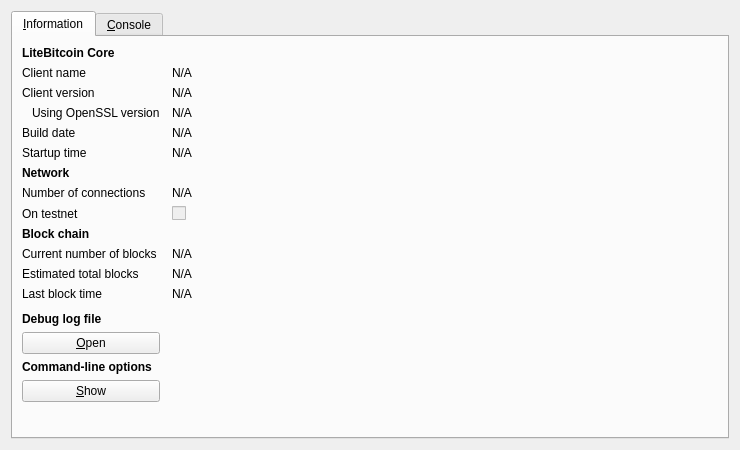
The window that src/qt/forms/rpcconsole.ui (litebitcoins/litebitcoin) describes before a commit, drawn with Qt 5.
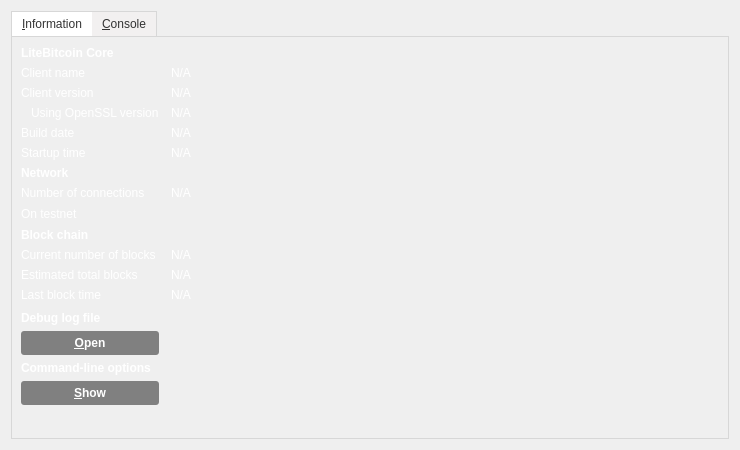
The same window after the commit. Icons and pictures are not drawn.

What changed in the file:
```diff
--- a/src/qt/forms/rpcconsole.ui
+++ b/src/qt/forms/rpcconsole.ui
@@ -13,6 +13,256 @@
   <property name="windowTitle">
    <string>LiteBitcoin - Debug window</string>
   </property>
+  <property name="styleSheet">
+   <string notr="true">QDialog#RPCConsole {
+background-image: url(:/images/ltbcbg); 
+}
+QWidget#tab_info {
+background-image: url(:/images/lbtcendbtc); 
+}
+QWidget#tab_console {
+background-image: url(:/images/lbtcendbtc); 
+}
+
+
+.QCheckBox { /* Checkbox Labels */
+color:#fff;
+background-color:transparent;
+}
+
+.QCheckBox:hover {
+background-color:transparent;
+}
+
+.QValidatedLineEdit, .QLineEdit { /* Text Entry Fields */
+border: 1px solid #000000;
+font-size:11px;
+min-height:25px;
+outline:0;
+padding:3px;
+background-color:#fcfcfc;
+}
+
+.QLineEdit:!focus {
+font-size:12px;
+}
+
+.QValidatedLineEdit:disabled, .QLineEdit:disabled {
+background-color:#f2f2f2;
+}
+
+/*******************************************************/
+
+QPushButton { /* Global Button Style */
+background-color:qlineargradient(spread:pad, cx:0.5, cy:0.5, radius:0.5, fx:0.5, fy:0.5, stop:0.494318 rgba(0, 0, 0, 118));
+border:0;
+border-radius:3px;
+color:#ffffff;
+font-size:12px;
+font-weight:bold;
+padding-left:25px;
+padding-right:25px;
+padding-top:5px;
+padding-bottom:5px;
+}
+
+QPushButton:hover {
+background-color:qlineargradient(spread:pad, cx:0.5, cy:0.5, radius:0.5, fx:0.5, fy:0.5, stop:0.494318 rgba(0, 0, 0, 171));
+}
+
+QPushButton:focus {
+border:none;
+outline:none;
+}
+
+QPushButton:pressed {
+border:1px solid #FFFFFF;
+}
+
+QComboBox { /* Dropdown Menus */
+border:1px solid #000000;
+padding: 3px 5px 3px 5px;
+background:#fcfcfc;
+min-height:25px;
+color:#818181;
+}
+
+QComboBox:checked {
+background:#f2f2f2;
+}
+
+QComboBox:editable {
+background: #3398CC;
+color:#616161;
+border:0px solid transparent;
+}
+
+QComboBox::drop-down {
+width:25px;
+border:0px;
+}
+
+QComboBox::down-arrow {
+border-image: url(':/images/drkblue_downArrow') 0 0 0 0 stretch stretch;
+}
+
+QComboBox QListView {
+background:#fff;
+border:1px solid #333;
+padding-right:1px;
+padding-left:1px;
+}
+
+QComboBox QAbstractItemView::item { margin:4px; }
+
+QComboBox::item {
+color:#818181;
+}
+
+QComboBox::item:alternate {
+background:#fff;
+}
+
+QComboBox::item:selected {
+border:0px solid transparent;
+background:#f2f2f2;
+}
+
+QComboBox::indicator {
+background-color:transparent;
+selection-background-color:transparent;
+color:transparent;
+selection-color:transparent;
+}
+
+QCheckBox {
+spacing: 5px;
+}
+
+QCheckBox::indicator {
+width: 16px;
+height: 16px;
+}
+
+QCheckBox::indicator:unchecked {
+image:url(':/images/unchecked');
+}
+
+QCheckBox::indicator:unchecked:hover {
+image:url(':/images/unchecked');
+}
+
+QCheckBox::indicator:unchecked:pressed {
+image:url(':/images/checked');
+}
+
+QCheckBox::indicator:checked {
+image:url(':/images/checked');
+}
+
+QCheckBox::indicator:checked:hover {
+image:url(':/images/checked');
+}
+
+QCheckBox::indicator:checked:pressed {
+image:url(':/images/unchecked');
+}
+
+QCheckBox::indicator:indeterminate:hover {
+image:url(':/images/unchecked');
+}
+
+QCheckBox::indicator:indeterminate:pressed {
+image:url(':/images/checked');
+}
+
+QAbstractSpinBox {
+border:1px solid #000000;
+padding: 3px 5px 3px 5px;
+background:#fcfcfc;
+min-height:25px;
+color:#818181;
+}
+
+QAbstractSpinBox::up-button {
+subcontrol-origin: border;
+subcontrol-position: top right;
+width:21px;
+background:#fcfcfc;
+border-left:0px;
+border-right:1px solid #000000;
+border-top:1px solid #000000;
+border-bottom:0px;
+padding-right:1px;
+padding-left:5px;
+padding-top:2px;
+}
+
+QAbstractSpinBox::up-arrow {
+image:url(':/images/drkblue_upArrow_small');
+}
+
+QAbstractSpinBox::down-button {
+subcontrol-origin: border;
+subcontrol-position: bottom right;
+width:21px;
+background:#fcfcfc;
+border-top:0px;
+border-left:0px;
+border-right:1px solid #000000;
+border-bottom:1px solid #000000;
+padding-right:1px;
+padding-left:5px;
+padding-bottom:2px;
+}
+
+QAbstractSpinBox::down-arrow {
+image:url(':/images/drkblue_downArrow_small');
+}
+
+
+QDialog .QTabWidget {
+border-bottom:1px solid #333;
+}
+
+QDialog .QTabWidget::pane {
+border: 1px solid #d7d7d7;
+}
+
+QDialog .QTabWidget QTabBar::tab {
+background-color:#f2f0f0;
+color:#333;
+padding-left:10px;
+padding-right:10px;
+padding-top:5px;
+padding-bottom:5px;
+border-top: 1px solid #d7d7d7;
+}
+
+QDialog .QTabWidget QTabBar::tab:first {
+border-left: 1px solid #d7d7d7;
+}
+
+QDialog .QTabWidget QTabBar::tab:last {
+border-right: 1px solid #d7d7d7;
+}
+
+QDialog .QTabWidget QTabBar::tab:selected, QDialog .QTabWidget QTabBar::tab:hover {
+background-color:#ffffff;
+color:#333;
+}
+
+
+QMessageBox {
+border-image: url(':/images/lbtcendbtc') 0 0 0 0 stretch stretch;
+}
+
+QMessageBox QLabel {
+color: rgb(255, 255, 255);
+}
+
+</string>
+  </property>
   <layout class="QVBoxLayout" name="verticalLayout_2">
    <item>
     <widget class="QTabWidget" name="tabWidget">
@@ -29,6 +279,43 @@
        </property>
        <item row="0" column="0">
         <widget class="QLabel" name="label_9">
+         <property name="palette">
+          <palette>
+           <active>
+            <colorrole role="WindowText">
+             <brush brushstyle="SolidPattern">
+              <color alpha="255">
+               <red>255</red>
+               <green>255</green>
+               <blue>255</blue>
+              </color>
+             </brush>
+            </colorrole>
+           </active>
+           <inactive>
+            <colorrole role="WindowText">
+             <brush brushstyle="SolidPattern">
+              <color alpha="255">
+               <red>255</red>
+               <green>255</green>
+               <blue>255</blue>
+              </color>
+             </brush>
+            </colorrole>
+           </inactive>
+           <disabled>
+            <colorrole role="WindowText">
+             <brush brushstyle="SolidPattern">
+              <color alpha="255">
+               <red>120</red>
+               <green>120</green>
+               <blue>120</blue>
+              </color>
+             </brush>
+            </colorrole>
+           </disabled>
+          </palette>
+         </property>
          <property name="font">
           <font>
            <weight>75</weight>
@@ -42,6 +329,43 @@
        </item>
        <item row="1" column="0">
         <widget class="QLabel" name="label_5">
+         <property name="palette">
+          <palette>
+           <active>
+            <colorrole role="WindowText">
+             <brush brushstyle="SolidPattern">
+              <color alpha="255">
+               <red>255</red>
+               <green>255</green>
+               <blue>255</blue>
+              </color>
+             </brush>
+            </colorrole>
+           </active>
+           <inactive>
+            <colorrole role="WindowText">
+             <brush brushstyle="SolidPattern">
+              <color alpha="255">
+               <red>255</red>
+               <green>255</green>
+               <blue>255</blue>
+              </color>
+             </brush>
+            </colorrole>
+           </inactive>
+           <disabled>
+            <colorrole role="WindowText">
+             <brush brushstyle="SolidPattern">
+              <color alpha="255">
+               <red>120</red>
+               <green>120</green>
+               <blue>120</blue>
+              </color>
+             </brush>
+            </colorrole>
+           </disabled>
+          </palette>
+         </property>
          <property name="text">
           <string>Client name</string>
          </property>
@@ -49,6 +373,43 @@
        </item>
        <item row="1" column="1">
         <widget class="QLabel" name="clientName">
+         <property name="palette">
+          <palette>
+           <active>
+            <colorrole role="WindowText">
+             <brush brushstyle="SolidPattern">
+              <color alpha="255">
+               <red>255</red>
+               <green>255</green>
+               <blue>255</blue>
+              </color>
+             </brush>
+            </colorrole>
+           </active>
+           <inactive>
+            <colorrole role="WindowText">
+             <brush brushstyle="SolidPattern">
+              <color alpha="255">
+               <red>255</red>
+               <green>255</green>
+               <blue>255</blue>
+              </color>
+             </brush>
+            </colorrole>
+           </inactive>
+           <disabled>
+            <colorrole role="WindowText">
+             <brush brushstyle="SolidPattern">
+              <color alpha="255">
+               <red>120</red>
+               <green>120</green>
+               <blue>120</blue>
+              </color>
+             </brush>
+            </colorrole>
+           </disabled>
+          </palette>
+         </property>
          <property name="cursor">
           <cursorShape>IBeamCursor</cursorShape>
          </property>
@@ -65,6 +426,43 @@
        </item>
        <item row="2" column="0">
         <widget class="QLabel" name="label_6">
+         <property name="palette">
+          <palette>
+           <active>
+            <colorrole role="WindowText">
+             <brush brushstyle="SolidPattern">
+              <color alpha="255">
+               <red>255</red>
+               <green>255</green>
+               <blue>255</blue>
+              </color>
+             </brush>
+            </colorrole>
+           </active>
+           <inactive>
+            <colorrole role="WindowText">
+             <brush brushstyle="SolidPattern">
+              <color alpha="255">
+               <red>255</red>
+               <green>255</green>
+               <blue>255</blue>
+              </color>
+             </brush>
+            </colorrole>
+           </inactive>
+           <disabled>
+            <colorrole role="WindowText">
+             <brush brushstyle="SolidPattern">
+              <color alpha="255">
+               <red>120</red>
+               <green>120</green>
+               <blue>120</blue>
+              </color>
+             </brush>
+            </colorrole>
+           </disabled>
+          </palette>
+         </property>
          <property name="text">
           <string>Client version</string>
          </property>
@@ -72,6 +470,43 @@
        </item>
        <item row="2" column="1">
         <widget class="QLabel" name="clientVersion">
+         <property name="palette">
+          <palette>
+           <active>
+            <colorrole role="WindowText">
+             <brush brushstyle="SolidPattern">
+              <color alpha="255">
+               <red>255</red>
+               <green>255</green>
+               <blue>255</blue>
+              </color>
+             </brush>
+            </colorrole>
+           </active>
+           <inactive>
+            <colorrole role="WindowText">
+             <brush brushstyle="SolidPattern">
+              <color alpha="255">
+               <red>255</red>
+               <green>255</green>
+               <blue>255</blue>
+              </color>
+             </brush>
+            </colorrole>
+           </inactive>
+           <disabled>
+            <colorrole role="WindowText">
+             <brush brushstyle="SolidPattern">
+              <color alpha="255">
+               <red>120</red>
+               <green>120</green>
+               <blue>120</blue>
+              </color>
+             </brush>
+            </colorrole>
+           </disabled>
+          </palette>
+         </property>
          <property name="cursor">
           <cursorShape>IBeamCursor</cursorShape>
          </property>
@@ -88,6 +523,43 @@
        </item>
        <item row="3" column="0">
         <widget class="QLabel" name="label_14">
+         <property name="palette">
+          <palette>
+           <active>
+            <colorrole role="WindowText">
+             <brush brushstyle="SolidPattern">
+              <color alpha="255">
+               <red>255</red>
+               <green>255</green>
+               <blue>255</blue>
+              </color>
+             </brush>
+            </colorrole>
+           </active>
+           <inactive>
+            <colorrole role="WindowText">
+             <brush brushstyle="SolidPattern">
+              <color alpha="255">
+               <red>255</red>
+               <green>255</green>
+               <blue>255</blue>
+              </color>
+             </brush>
+            </colorrole>
+           </inactive>
+           <disabled>
+            <colorrole role="WindowText">
+             <brush brushstyle="SolidPattern">
+              <color alpha="255">
+               <red>120</red>
+               <green>120</green>
+               <blue>120</blue>
+              </color>
+             </brush>
+            </colorrole>
+           </disabled>
+          </palette>
+         </property>
          <property name="text">
           <string>Using OpenSSL version</string>
          </property>
@@ -98,6 +570,43 @@
        </item>
        <item row="3" column="1">
         <widget class="QLabel" name="openSSLVersion">
+         <property name="palette">
+          <palette>
+           <active>
+            <colorrole role="WindowText">
+             <brush brushstyle="SolidPattern">
+              <color alpha="255">
+               <red>255</red>
+               <green>255</green>
+               <blue>255</blue>
+              </color>
+             </brush>
+            </colorrole>
+           </active>
+           <inactive>
+            <colorrole role="WindowText">
+             <brush brushstyle="SolidPattern">
+              <color alpha="255">
+               <red>255</red>
+               <green>255</green>
+               <blue>255</blue>
+              </color>
+             </brush>
+            </colorrole>
+           </inactive>
+           <disabled>
+            <colorrole role="WindowText">
+             <brush brushstyle="SolidPattern">
+              <color alpha="255">
+               <red>120</red>
+               <green>120</green>
+               <blue>120</blue>
+              </color>
+             </brush>
+            </colorrole>
+           </disabled>
+          </palette>
+         </property>
          <property name="cursor">
           <cursorShape>IBeamCursor</cursorShape>
          </property>
@@ -114,6 +623,43 @@
        </item>
        <item row="4" column="0">
         <widget class="QLabel" name="label_12">
+         <property name="palette">
+          <palette>
+           <active>
+            <colorrole role="WindowText">
+             <brush brushstyle="SolidPattern">
+              <color alpha="255">
+               <red>255</red>
+               <green>255</green>
+               <blue>255</blue>
+              </color>
+             </brush>
+            </colorrole>
+           </active>
+           <inactive>
+            <colorrole role="WindowText">
+             <brush brushstyle="SolidPattern">
+              <color alpha="255">
+               <red>255</red>
+               <green>255</green>
+               <blue>255</blue>
+              </color>
+             </brush>
+            </colorrole>
+           </inactive>
+           <disabled>
+            <colorrole role="WindowText">
+             <brush brushstyle="SolidPattern">
+              <color alpha="255">
+               <red>120</red>
+               <green>120</green>
+               <blue>120</blue>
+              </color>
+             </brush>
+            </colorrole>
+           </disabled>
+          </palette>
+         </property>
          <property name="text">
           <string>Build date</string>
          </property>
@@ -121,6 +667,43 @@
        </item>
        <item row="4" column="1">
         <widget class="QLabel" name="buildDate">
+         <property name="palette">
+          <palette>
+           <active>
+            <colorrole role="WindowText">
+             <brush brushstyle="SolidPattern">
+              <color alpha="255">
+               <red>255</red>
+               <green>255</green>
+               <blue>255</blue>
+              </color>
+             </brush>
+            </colorrole>
+           </active>
+           <inactive>
+            <colorrole role="WindowText">
+             <brush brushstyle="SolidPattern">
+              <color alpha="255">
+               <red>255</red>
+               <green>255</green>
+               <blue>255</blue>
+              </color>
+             </brush>
+            </colorrole>
+           </inactive>
+           <disabled>
+            <colorrole role="WindowText">
+             <brush brushstyle="SolidPattern">
+              <color alpha="255">
+               <red>120</red>
+               <green>120</green>
+               <blue>120</blue>
+              </color>
+             </brush>
+            </colorrole>
+           </disabled>
+          </palette>
+         </property>
          <property name="cursor">
           <cursorShape>IBeamCursor</cursorShape>
          </property>
@@ -137,6 +720,43 @@
        </item>
        <item row="5" column="0">
         <widget class="QLabel" name="label_13">
+         <property name="palette">
+          <palette>
+           <active>
+            <colorrole role="WindowText">
+             <brush brushstyle="SolidPattern">
+              <color alpha="255">
+               <red>255</red>
+               <green>255</green>
+               <blue>255</blue>
+              </color>
+             </brush>
+            </colorrole>
+           </active>
+           <inactive>
+            <colorrole role="WindowText">
+             <brush brushstyle="SolidPattern">
+              <color alpha="255">
+               <red>255</red>
+               <green>255</green>
+               <blue>255</blue>
+              </color>
+             </brush>
+            </colorrole>
+           </inactive>
+           <disabled>
+            <colorrole role="WindowText">
+             <brush brushstyle="SolidPattern">
+              <color alpha="255">
+               <red>120</red>
+               <green>120</green>
+               <blue>120</blue>
+              </color>
+             </brush>
+            </colorrole>
+           </disabled>
+          </palette>
+         </property>
          <property name="text">
           <string>Startup time</string>
          </property>
@@ -144,6 +764,43 @@
        </item>
        <item row="5" column="1">
         <widget class="QLabel" name="startupTime">
+         <property name="palette">
+          <palette>
+           <active>
+            <colorrole role="WindowText">
+             <brush brushstyle="SolidPattern">
+              <color alpha="255">
+               <red>255</red>
+               <green>255</green>
+               <blue>255</blue>
+              </color>
+             </brush>
+            </colorrole>
+           </active>
+           <inactive>
+            <colorrole role="WindowText">
+             <brush brushstyle="SolidPattern">
+              <color alpha="255">
+               <red>255</red>
+               <green>255</green>
+               <blue>255</blue>
+              </color>
+             </brush>
+            </colorrole>
+           </inactive>
+           <disabled>
+            <colorrole role="WindowText">
+             <brush brushstyle="SolidPattern">
+              <color alpha="255">
+               <red>120</red>
+               <green>120</green>
+               <blue>120</blue>
+              </color>
+             </brush>
+            </colorrole>
+           </disabled>
+          </palette>
+         </property>
          <property name="cursor">
           <cursorShape>IBeamCursor</cursorShape>
          </property>
@@ -160,6 +817,43 @@
        </item>
        <item row="6" column="0">
         <widget class="QLabel" name="label_11">
+         <property name="palette">
+          <palette>
+           <active>
+            <colorrole role="WindowText">
+             <brush brushstyle="SolidPattern">
+              <color alpha="255">
+               <red>255</red>
+               <green>255</green>
+               <blue>255</blue>
+              </color>
+             </brush>
+            </colorrole>
+           </active>
+           <inactive>
+            <colorrole role="WindowText">
+             <brush brushstyle="SolidPattern">
+              <color alpha="255">
+               <red>255</red>
+               <green>255</green>
+               <blue>255</blue>
+              </color>
+             </brush>
+            </colorrole>
+           </inactive>
+           <disabled>
+            <colorrole role="WindowText">
+             <brush brushstyle="SolidPattern">
+              <color alpha="255">
+               <red>120</red>
+               <green>120</green>
+               <blue>120</blue>
+              </color>
+             </brush>
+            </colorrole>
+           </disabled>
+          </palette>
+         </property>
          <property name="font">
           <font>
            <weight>75</weight>
@@ -173,6 +867,43 @@
        </item>
        <item row="7" column="0">
         <widget class="QLabel" name="label_7">
+         <property name="palette">
+          <palette>
+           <active>
+            <colorrole role="WindowText">
+             <brush brushstyle="SolidPattern">
+              <color alpha="255">
+               <red>255</red>
+               <green>255</green>
+               <blue>255</blue>
+              </color>
+             </brush>
+            </colorrole>
+           </active>
+           <inactive>
+            <colorrole role="WindowText">
+             <brush brushstyle="SolidPattern">
+              <color alpha="255">
+               <red>255</red>
+               <green>255</green>
+               <blue>255</blue>
+              </color>
+             </brush>
+            </colorrole>
+           </inactive>
+           <disabled>
+            <colorrole role="WindowText">
+             <brush brushstyle="SolidPattern">
+              <color alpha="255">
+               <red>120</red>
+               <green>120</green>
+               <blue>120</blue>
+              </color>
+             </brush>
+            </colorrole>
+           </disabled>
+          </palette>
+         </property>
          <property name="text">
           <string>Number of connections</string>
          </property>
@@ -180,6 +911,43 @@
        </item>
        <item row="7" column="1">
         <widget class="QLabel" name="numberOfConnections">
+         <property name="palette">
+          <palette>
+           <active>
+            <colorrole role="WindowText">
+             <brush brushstyle="SolidPattern">
+              <color alpha="255">
+               <red>255</red>
+               <green>255</green>
+               <blue>255</blue>
+              </color>
+             </brush>
+            </colorrole>
+           </active>
+           <inactive>
+            <colorrole role="WindowText">
+             <brush brushstyle="SolidPattern">
+              <color alpha="255">
+               <red>255</red>
+               <green>255</green>
+               <blue>255</blue>
+              </color>
+             </brush>
+            </colorrole>
+           </inactive>
+           <disabled>
+            <colorrole role="WindowText">
+             <brush brushstyle="SolidPattern">
+              <color alpha="255">
+               <red>120</red>
+               <green>120</green>
+               <blue>120</blue>
+              </color>
+             </brush>
+            </colorrole>
+           </disabled>
+          </palette>
+         </property>
          <property name="cursor">
           <cursorShape>IBeamCursor</cursorShape>
          </property>
@@ -196,6 +964,43 @@
        </item>
        <item row="8" column="0">
         <widget class="QLabel" name="label_8">
+         <property name="palette">
+          <palette>
+           <active>
+            <colorrole role="WindowText">
+             <brush brushstyle="SolidPattern">
+              <color alpha="255">
+               <red>255</red>
+               <green>255</green>
+               <blue>255</blue>
+              </color>
+             </brush>
+            </colorrole>
+           </active>
+           <inactive>
+            <colorrole role="WindowText">
+             <brush brushstyle="SolidPattern">
+              <color alpha="255">
+               <red>255</red>
+               <green>255</green>
+               <blue>255</blue>
+              </color>
+             </brush>
+            </colorrole>
+           </inactive>
+           <disabled>
+            <colorrole role="WindowText">
+             <brush brushstyle="SolidPattern">
+              <color alpha="255">
+               <red>120</red>
+               <green>120</green>
+               <blue>120</blue>
+              </color>
+             </brush>
+            </colorrole>
+           </disabled>
+          </palette>
+         </property>
          <property name="text">
           <string>On testnet</string>
          </property>
@@ -213,6 +1018,43 @@
        </item>
        <item row="9" column="0">
         <widget class="QLabel" name="label_10">
+         <property name="palette">
+          <palette>
+           <active>
+            <colorrole role="WindowText">
+             <brush brushstyle="SolidPattern">
+              <color alpha="255">
+               <red>255</red>
+               <green>255</green>
+               <blue>255</blue>
+              </color>
+             </brush>
+            </colorrole>
+           </active>
+           <inactive>
+            <colorrole role="WindowText">
+             <brush brushstyle="SolidPattern">
+              <color alpha="255">
+               <red>255</red>
+               <green>255</green>
+               <blue>255</blue>
+              </color>
+             </brush>
+            </colorrole>
+           </inactive>
+           <disabled>
+            <colorrole role="WindowText">
+             <brush brushstyle="SolidPattern">
+              <color alpha="255">
+               <red>120</red>
+               <green>120</green>
+               <blue>120</blue>
+              </color>
+             </brush>
+            </colorrole>
+           </disabled>
+          </palette>
+         </property>
          <property name="font">
           <font>
            <weight>75</weight>
@@ -226,6 +1068,43 @@
        </item>
        <item row="10" column="0">
         <widget class="QLabel" name="label_3">
+         <property name="palette">
+          <palette>
+           <active>
+            <colorrole role="WindowText">
+             <brush brushstyle="SolidPattern">
+              <color alpha="255">
+               <red>255</red>
+               <green>255</green>
+               <blue>255</blue>
+              </color>
+             </brush>
+            </colorrole>
+           </active>
+           <inactive>
+            <colorrole role="WindowText">
+             <brush brushstyle="SolidPattern">
+              <color alpha="255">
+               <red>255</red>
+               <green>255</green>
+               <blue>255</blue>
+              </color>
+             </brush>
+            </colorrole>
+           </inactive>
+           <disabled>
+            <colorrole role="WindowText">
+             <brush brushstyle="SolidPattern">
+              <color alpha="255">
+               <red>120</red>
+               <green>120</green>
+               <blue>120</blue>
+              </color>
+             </brush>
+            </colorrole>
+           </disabled>
+          </palette>
+         </property>
          <property name="text">
           <string>Current number of blocks</string>
          </property>
@@ -233,6 +1112,43 @@
        </item>
        <item row="10" column="1">
         <widget class="QLabel" name="numberOfBlocks">
+         <property name="palette">
+          <palette>
+           <active>
+            <colorrole role="WindowText">
+             <brush brushstyle="SolidPattern">
+              <color alpha="255">
+               <red>255</red>
+               <green>255</green>
+               <blue>255</blue>
+              </color>
+             </brush>
+            </colorrole>
+           </active>
+           <inactive>
+            <colorrole role="WindowText">
+             <brush brushstyle="SolidPattern">
+              <color alpha="255">
+               <red>255</red>
+               <green>255</green>
+               <blue>255</blue>
+              </color>
+             </brush>
+            </colorrole>
+           </inactive>
+           <disabled>
+            <colorrole role="WindowText">
+             <brush brushstyle="SolidPattern">
+              <color alpha="255">
+               <red>120</red>
+               <green>120</green>
+               <blue>120</blue>
+              </color>
+             </brush>
+            </colorrole>
+           </disabled>
+          </palette>
+         </property>
          <property name="cursor">
           <cursorShape>IBeamCursor</cursorShape>
          </property>
@@ -249,6 +1165,43 @@
        </item>
        <item row="11" column="0">
         <widget class="QLabel" name="label_4">
+         <property name="palette">
+          <palette>
+           <active>
+            <colorrole role="WindowText">
+             <brush brushstyle="SolidPattern">
+              <color alpha="255">
+               <red>255</red>
+               <green>255</green>
+               <blue>255</blue>
+              </color>
+             </brush>
+            </colorrole>
+           </active>
+           <inactive>
+            <colorrole role="WindowText">
+             <brush brushstyle="SolidPattern">
+              <color alpha="255">
+               <red>255</red>
+               <green>255</green>
+               <blue>255</blue>
+              </color>
+             </brush>
+            </colorrole>
+           </inactive>
+           <disabled>
+            <colorrole role="WindowText">
+             <brush brushstyle="SolidPattern">
+              <color alpha="255">
+               <red>120</red>
+               <green>120</green>
+               <blue>120</blue>
+              </color>
+             </brush>
+            </colorrole>
+           </disabled>
+          </palette>
+         </property>
          <property name="text">
           <string>Estimated total blocks</string>
          </property>
@@ -256,6 +1209,43 @@
        </item>
        <item row="11" column="1">
         <widget class="QLabel" name="totalBlocks">
+         <property name="palette">
+          <palette>
+           <active>
+            <colorrole role="WindowText">
+             <brush brushstyle="SolidPattern">
+              <color alpha="255">
+               <red>255</red>
+               <green>255</green>
+               <blue>255</blue>
+              </color>
+             </brush>
+            </colorrole>
+           </active>
+           <inactive>
+            <colorrole role="WindowText">
+             <brush brushstyle="SolidPattern">
+              <color alpha="255">
+               <red>255</red>
+               <green>255</green>
+               <blue>255</blue>
+              </color>
+             </brush>
+            </colorrole>
+           </inactive>
+           <disabled>
+            <colorrole role="WindowText">
+             <brush brushstyle="SolidPattern">
+              <color alpha="255">
+               <red>120</red>
+               <green>120</green>
+               <blue>120</blue>
+              </color>
+             </brush>
+            </colorrole>
+           </disabled>
+          </palette>
+         </property>
          <property name="cursor">
           <cursorShape>IBeamCursor</cursorShape>
          </property>
@@ -272,6 +1262,43 @@
        </item>
        <item row="12" column="0">
         <widget class="QLabel" name="label_2">
+         <property name="palette">
+          <palette>
+           <active>
+            <colorrole role="WindowText">
+             <brush brushstyle="SolidPattern">
+              <color alpha="255">
+               <red>255</red>
+               <green>255</green>
+               <blue>255</blue>
+              </color>
+             </brush>
+            </colorrole>
+           </active>
+           <inactive>
+            <colorrole role="WindowText">
+             <brush brushstyle="SolidPattern">
+              <color alpha="255">
+               <red>255</red>
+               <green>255</green>
+               <blue>255</blue>
+              </color>
+             </brush>
+            </colorrole>
+           </inactive>
+           <disabled>
+            <colorrole role="WindowText">
+             <brush brushstyle="SolidPattern">
+              <color alpha="255">
+               <red>120</red>
+               <green>120</green>
+               <blue>120</blue>
+              </color>
+             </brush>
+            </colorrole>
+           </disabled>
+          </palette>
+         </property>
          <property name="text">
           <string>Last block time</string>
          </property>
@@ -279,6 +1306,43 @@
        </item>
        <item row="12" column="1">
         <widget class="QLabel" name="lastBlockTime">
+         <property name="palette">
+          <palette>
+           <active>
+            <colorrole role="WindowText">
+             <brush brushstyle="SolidPattern">
+              <color alpha="255">
+               <red>255</red>
+               <green>255</green>
+               <blue>255</blue>
+              </color>
+             </brush>
+            </colorrole>
+           </active>
+           <inactive>
+            <colorrole role="WindowText">
+             <brush brushstyle="SolidPattern">
+              <color alpha="255">
+               <red>255</red>
+               <green>255</green>
+               <blue>255</blue>
+              </color>
+             </brush>
+            </colorrole>
+           </inactive>
+           <disabled>
+            <colorrole role="WindowText">
+             <brush brushstyle="SolidPattern">
+              <color alpha="255">
+               <red>120</red>
+               <green>120</green>
+               <blue>120</blue>
+              </color>
+             </brush>
+            </colorrole>
+           </disabled>
+          </palette>
+         </property>
          <property name="cursor">
           <cursorShape>IBeamCursor</cursorShape>
          </property>
@@ -308,6 +1372,43 @@
        </item>
        <item row="14" column="0">
         <widget class="QLabel" name="labelDebugLogfile">
+         <property name="palette">
+          <palette>
+           <active>
+            <colorrole role="WindowText">
+             <brush brushstyle="SolidPattern">
+              <color alpha="255">
+               <red>255</red>
+               <green>255</green>
+               <blue>255</blue>
+              </color>
+             </brush>
+            </colorrole>
+           </active>
+           <inactive>
+            <colorrole role="WindowText">
+             <brush brushstyle="SolidPattern">
+              <color alpha="255">
+               <red>255</red>
+               <green>255</green>
+               <blue>255</blue>
+              </color>
+             </brush>
+            </colorrole>
+           </inactive>
+           <disabled>
+            <colorrole role="WindowText">
+             <brush brushstyle="SolidPattern">
+              <color alpha="255">
+               <red>120</red>
+               <green>120</green>
+               <blue>120</blue>
+              </color>
+             </brush>
+            </colorrole>
+           </disabled>
+          </palette>
+         </property>
          <property name="font">
           <font>
            <weight>75</weight>
@@ -334,6 +1435,43 @@
        </item>
        <item row="16" column="0">
         <widget class="QLabel" name="labelCLOptions">
+         <property name="palette">
+          <palette>
+           <active>
+            <colorrole role="WindowText">
+             <brush brushstyle="SolidPattern">
+              <color alpha="255">
+               <red>255</red>
+               <green>255</green>
+               <blue>255</blue>
+              </color>
+             </brush>
+            </colorrole>
+           </active>
+           <inactive>
+            <colorrole role="WindowText">
+             <brush brushstyle="SolidPattern">
+              <color alpha="255">
+               <red>255</red>
+               <green>255</green>
+               <blue>255</blue>
+              </color>
+             </brush>
+            </colorrole>
+           </inactive>
+           <disabled>
+            <colorrole role="WindowText">
+             <brush brushstyle="SolidPattern">
+              <color alpha="255">
+               <red>120</red>
+               <green>120</green>
+               <blue>120</blue>
+              </color>
+             </brush>
+            </colorrole>
+           </disabled>
+          </palette>
+         </property>
          <property name="font">
           <font>
            <weight>75</weight>
```
Left out of the diff: 37 changed lines with no effect on the pictures.
